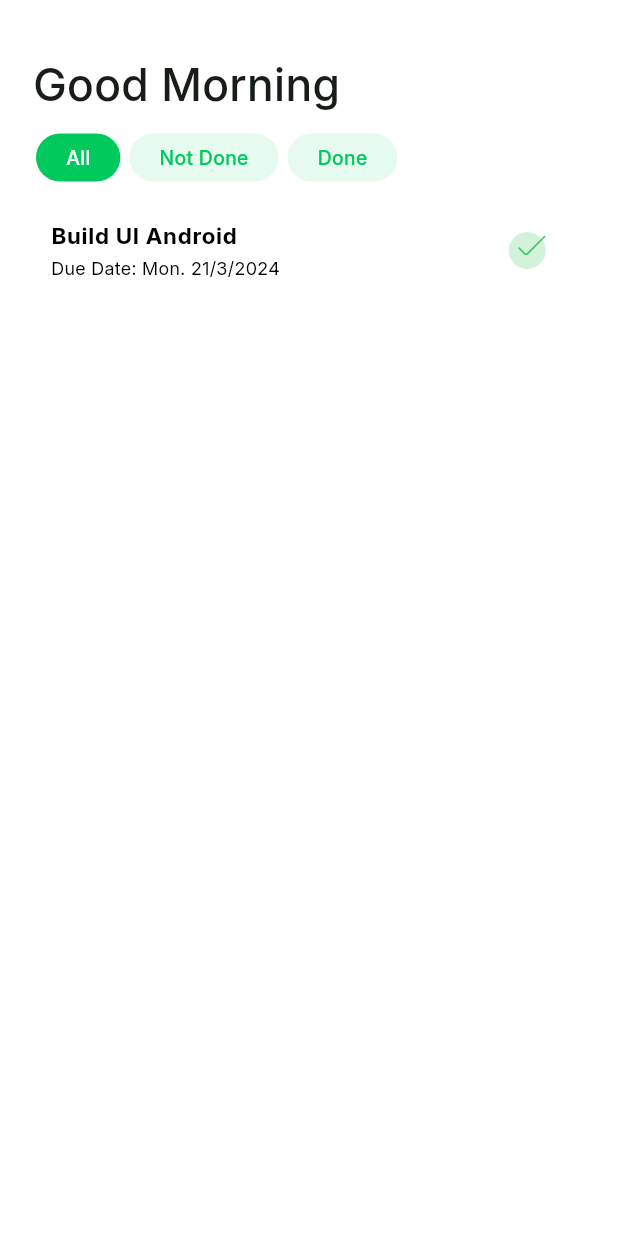
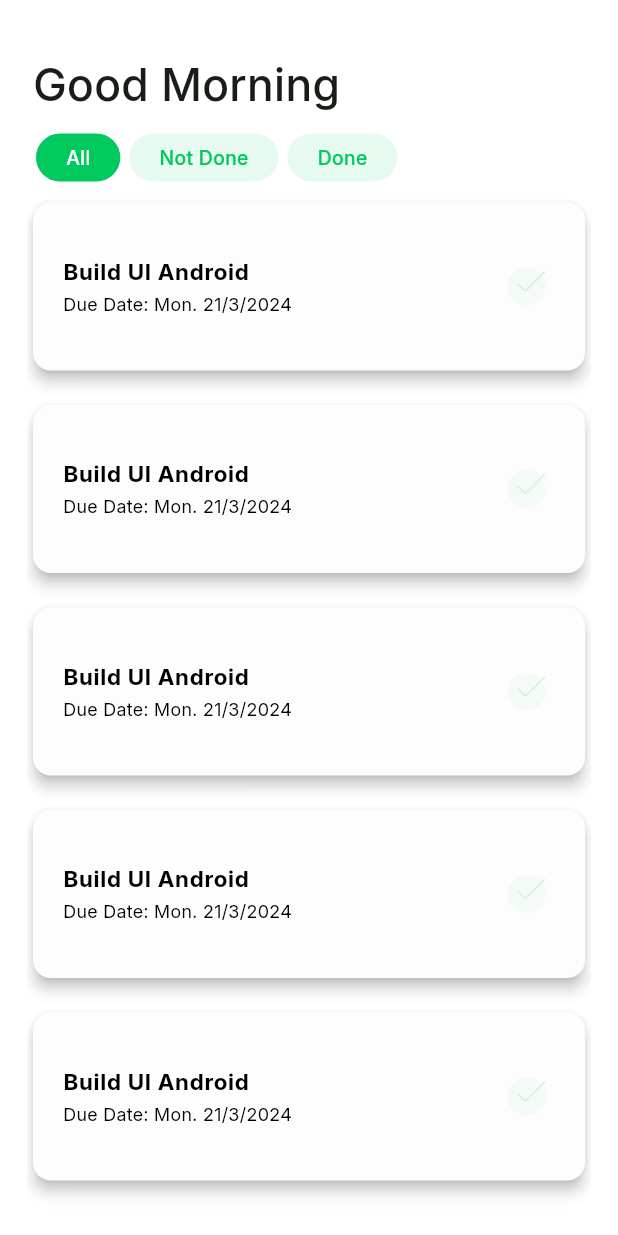
Before and after one commit to moelhewehy7/task-list-app, a Flutter app: the screen it shows after launch, on a phone screen of 412 x 824 dp. Run offline on Flutter 3.47's test engine with Material 3 defaults, Android fonts, the phone set to English and light mode, and no system bars; our stand-ins replace flutter_svg.

Commit message:
creaing listview spreated and item

```diff
--- a/lib/core/utils/app_constants.dart
+++ b/lib/core/utils/app_constants.dart
@@ -1,3 +1,5 @@
 class AppConstants {
-  static const String checkMarkPic = "assets/images/checkmark.svg";
+  static const String selectedCheckMarkPic = "assets/images/checkmark.svg";
+  static const String unSelectedCheckMarkPic =
+      "assets/images/unSelectedChackMark.svg";
 }
--- a/lib/features/presentation/views/mobile_layout.dart
+++ b/lib/features/presentation/views/mobile_layout.dart
@@ -21,11 +21,13 @@ class _MobileLayoutState extends State<MobileLayout> {
     "Done",
   ];
   int selected = 0;
+  int itemSelected = -1;
   @override
   Widget build(BuildContext context) {
     return Scaffold(
       body: Padding(
         padding: const EdgeInsets.symmetric(horizontal: 18, vertical: 16),
+        child: SingleChildScrollView(
           child: Column(
             children: [
               SizedBox(
@@ -58,8 +60,23 @@ class _MobileLayoutState extends State<MobileLayout> {
               SizedBox(
                 height: 10,
               ),
-            CustomListViewItem()
+              ListView.separated(
+                shrinkWrap: true,
+                separatorBuilder: (context, index) => SizedBox(height: 15),
+                itemCount: 9,
+                itemBuilder: (context, index) => Expanded(
+                  child: GestureDetector(
+                      onTap: () {
+                        setState(() {
+                          itemSelected = index;
+                        });
+                      },
+                      child: CustomListViewItem(
+                          isSelected: itemSelected == index)),
+                ),
+              )
             ],
+          ),
         ),
       ),
     );
@@ -67,12 +84,15 @@ class _MobileLayoutState extends State<MobileLayout> {
 }
 
 class CustomListViewItem extends StatelessWidget {
-  const CustomListViewItem({super.key});
-
+  const CustomListViewItem({super.key, required this.isSelected});
+  final bool isSelected;
   @override
   Widget build(BuildContext context) {
-    return Container(
+    return Card(
+      elevation: 4,
+      color: Theme.of(context).colorScheme.surfaceBright,
       child: ListTile(
+        contentPadding: EdgeInsets.symmetric(horizontal: 20, vertical: 20),
         title: Text(
           "Build UI Android",
           style: AppStyles.stylesInterBold15,
@@ -83,7 +103,11 @@ class CustomListViewItem extends StatelessWidget {
           style: AppStyles.stylesInterRegular12,
           textAlign: TextAlign.left,
         ),
-        trailing: SvgPicture.asset(AppConstants.checkMarkPic),
+        trailing: SvgPicture.asset(
+          isSelected
+              ? AppConstants.selectedCheckMarkPic
+              : AppConstants.unSelectedCheckMarkPic,
+        ),
       ),
     );
   }
--- a/lib/main.dart
+++ b/lib/main.dart
@@ -22,6 +22,7 @@ class TaskListApp extends StatelessWidget {
       )),
       theme: ThemeData(
         colorScheme: ColorScheme.fromSeed(
+            surfaceBright: Color(0xfffdfdfd),
             surface: Colors.white,
             seedColor: const Color(0xff00ca5d),
             primary: const Color(0xff00ca5d),
--- a/pubspec.yaml
+++ b/pubspec.yaml
@@ -36,6 +36,7 @@ dependencies:
   # Use with the CupertinoIcons class for iOS style icons.
   cupertino_icons: ^1.0.8
   flutter_svg: ^2.0.10+1
+  flutter_animate: ^4.5.0
 
 dev_dependencies:
   flutter_test:
```
Also changed, not shown: assets/images/unSelectedChackMark.svg (added), pubspec.lock. Lines whose indentation alone changed are shown as unchanged.
